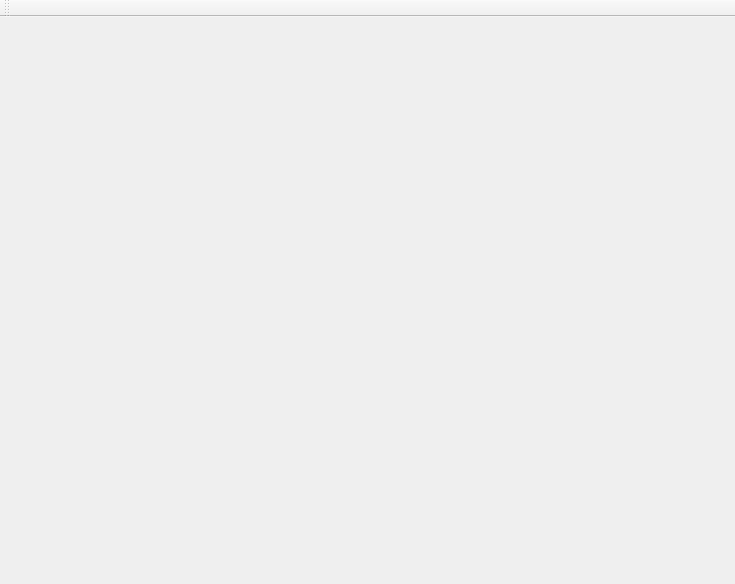
First picture: the form in mainwindow.ui, repository philipscode/Quiz-for-genetic-algorithm-task, before the edit.
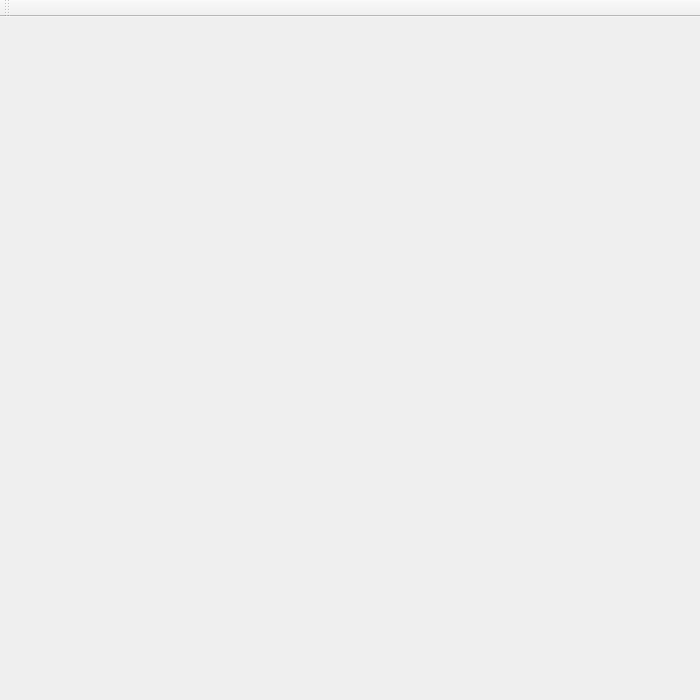
Second picture: the form after the edit.

The edit to the form file:
```diff
--- a/mainwindow.ui
+++ b/mainwindow.ui
@@ -6,13 +6,22 @@
    <rect>
     <x>0</x>
     <y>0</y>
-    <width>735</width>
-    <height>584</height>
+    <width>700</width>
+    <height>700</height>
    </rect>
   </property>
+  <property name="maximumSize">
+   <size>
+    <width>700</width>
+    <height>700</height>
+   </size>
+  </property>
   <property name="windowTitle">
    <string>MainWindow</string>
   </property>
+  <property name="styleSheet">
+   <string notr="true">color: black;</string>
+  </property>
   <widget class="QWidget" name="centralWidget"/>
   <widget class="QMenuBar" name="menuBar">
    <property name="geometry">
```
Left out of the diff: 2 changed lines with no effect on the pictures.
